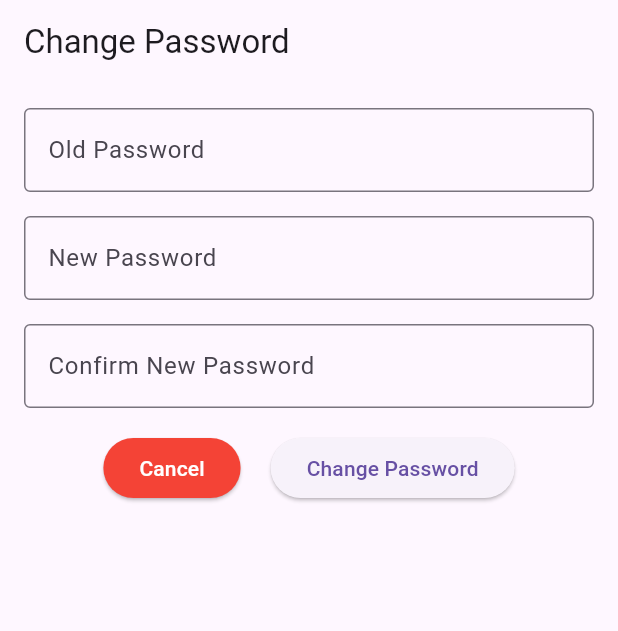
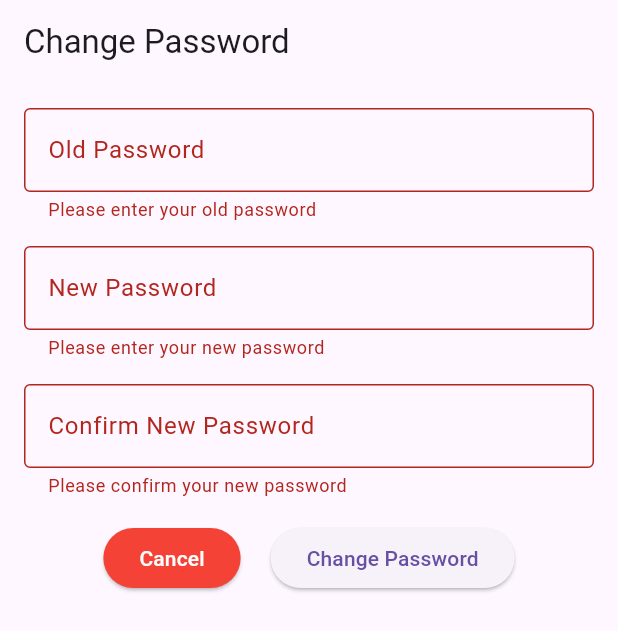
Before and after one commit to mocfaisal/rekeningku_apps, a Flutter app: the ChangePasswordScreen screen opened by its route, after a tap on "Change Password", on a phone screen of 412 x 824 dp. Shown: the top 631 px of the screen. Run offline on Flutter 3.47's test engine with Material 3 defaults, Android fonts, the light colour scheme and no system bars; our stand-ins replace cloud_firestore, firebase_auth, firebase_core, shared_preferences; missing offline and left inert: clipboard; accounts and stored records are empty.

Commit message:
Squashed commit of the following:
commit b4defc30af8f0e84e2142c44730c0051b04725db
Author: Salz <faisal_animator@yahoo.com>
Date:   Tue Jul 2 19:34:29 2024 +0700

    Update build.gradle

commit 3c79d9db967602a01adf2a14ccab8bcce1fefbd1
Author: Salz <faisal_animator@yahoo.com>
Date:   Wed Jun 26 23:21:32 2024 +0700

    feat: change password with firebase send to email

```diff
--- a/lib/screens/auth/change_password_screen.dart
+++ b/lib/screens/auth/change_password_screen.dart
@@ -1,6 +1,41 @@
 import 'package:flutter/material.dart';
+import 'package:firebase_auth/firebase_auth.dart';
 
 class ChangePasswordScreen extends StatelessWidget {
+  final TextEditingController _oldPasswordController = TextEditingController();
+  final TextEditingController _newPasswordController = TextEditingController();
+  final TextEditingController _confirmPasswordController = TextEditingController();
+  final GlobalKey<FormState> _formKey = GlobalKey<FormState>();
+
+  Future<void> _changePassword(BuildContext context) async {
+    if (!_formKey.currentState!.validate()) {
+      return;
+    }
+
+    try {
+      User user = FirebaseAuth.instance.currentUser!;
+      AuthCredential credential = EmailAuthProvider.credential(
+        email: user.email!,
+        password: _oldPasswordController.text.trim(),
+      );
+
+      // Re-authenticate the user
+      await user.reauthenticateWithCredential(credential);
+
+      // Change password
+      await user.updatePassword(_newPasswordController.text.trim());
+
+      ScaffoldMessenger.of(context).showSnackBar(
+        SnackBar(content: Text('Password changed successfully')),
+      );
+      Navigator.pushReplacementNamed(context, '/profile');
+    } on FirebaseAuthException catch (e) {
+      ScaffoldMessenger.of(context).showSnackBar(
+        SnackBar(content: Text('Error: ${e.message}')),
+      );
+    }
+  }
+
   @override
   Widget build(BuildContext context) {
     return Scaffold(
@@ -10,31 +45,60 @@ class ChangePasswordScreen extends StatelessWidget {
       ),
       body: Padding(
         padding: const EdgeInsets.all(16.0),
+        child: Form(
+          key: _formKey,
           child: Column(
             crossAxisAlignment: CrossAxisAlignment.stretch,
             children: [
-            TextField(
+              TextFormField(
+                controller: _oldPasswordController,
                 decoration: InputDecoration(
                   labelText: 'Old Password',
                   border: OutlineInputBorder(),
                 ),
                 obscureText: true,
+                validator: (value) {
+                  if (value == null || value.isEmpty) {
+                    return 'Please enter your old password';
+                  }
+                  return null;
+                },
               ),
               SizedBox(height: 16),
-            TextField(
+              TextFormField(
+                controller: _newPasswordController,
                 decoration: InputDecoration(
                   labelText: 'New Password',
                   border: OutlineInputBorder(),
                 ),
                 obscureText: true,
+                validator: (value) {
+                  if (value == null || value.isEmpty) {
+                    return 'Please enter your new password';
+                  }
+                  if (value.length < 6) {
+                    return 'Password must be at least 6 characters';
+                  }
+                  return null;
+                },
               ),
               SizedBox(height: 16),
-            TextField(
+              TextFormField(
+                controller: _confirmPasswordController,
                 decoration: InputDecoration(
                   labelText: 'Confirm New Password',
                   border: OutlineInputBorder(),
                 ),
                 obscureText: true,
+                validator: (value) {
+                  if (value == null || value.isEmpty) {
+                    return 'Please confirm your new password';
+                  }
+                  if (value != _newPasswordController.text) {
+                    return 'Passwords do not match';
+                  }
+                  return null;
+                },
               ),
               SizedBox(height: 16),
               Row(
@@ -53,7 +117,9 @@ class ChangePasswordScreen extends StatelessWidget {
                   SizedBox(width: 20),
                   ElevatedButton(
                     onPressed: () {
-                    // Handle change password logic
+                      if (_formKey.currentState?.validate() == true) {
+                        _changePassword(context);
+                      }
                     },
                     child: Text('Change Password'),
                   ),
@@ -62,6 +128,7 @@ class ChangePasswordScreen extends StatelessWidget {
             ],
           ),
         ),
+      ),
     );
   }
 }
```
Also changed, not shown: 1 other file. Lines whose indentation alone changed are shown as unchanged.
